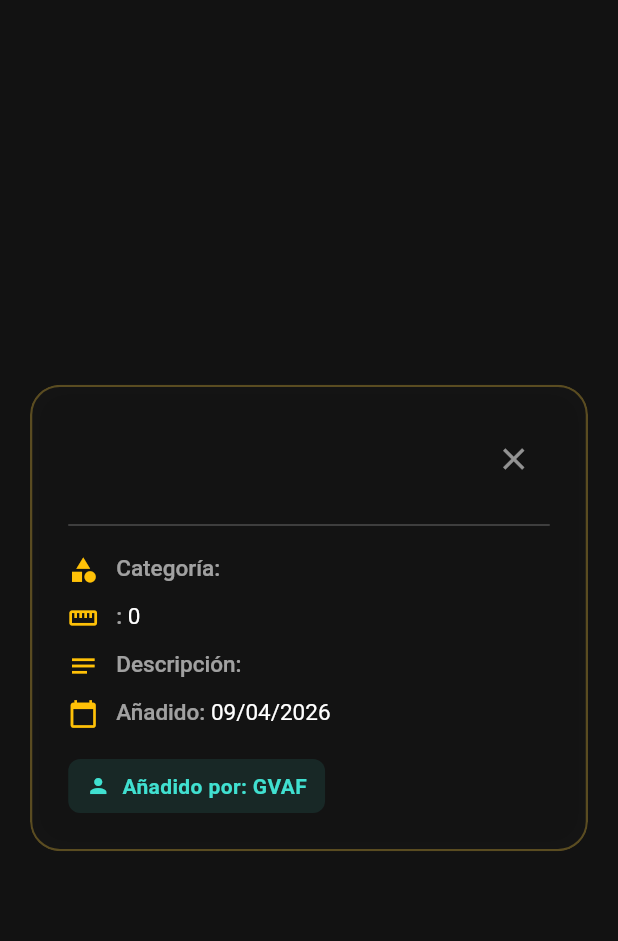
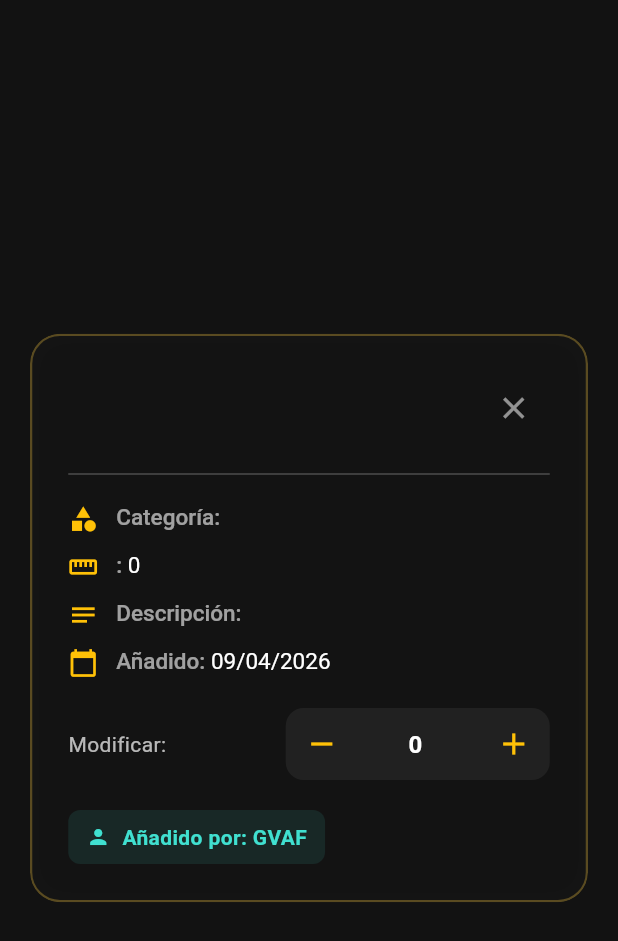
Before and after one commit to GV4F/MyH_Inventory, a Flutter app: the MoreModal widget shown alone on an empty page, opened directly with empty values, on a phone screen of 412 x 824 dp. Shown: the top 941 px of the screen. Run offline on Flutter 3.47's test engine with Material 3 defaults, Android fonts, the phone set to English and light mode, and no system bars; our stand-ins replace go_router, supabase_flutter; accounts and stored records are empty; Roboto replaces fonts that are missing (Montserrat).

Commit message:
Increase and decrease button has been added

```diff
--- a/lib/layout/modal_edit.dart
+++ b/lib/layout/modal_edit.dart
@@ -137,10 +137,10 @@ class _MoveItemModalState extends State<MoveItemModal> {
           child: Container(
             padding: const EdgeInsets.all(24),
             decoration: BoxDecoration(
-              color: const Color(0xFF151515).withOpacity(0.9),
+              color: const Color(0xFF151515).withValues(alpha: 0.9),
               borderRadius: BorderRadius.circular(20),
               border: Border.all(
-                color: const Color(0xFFFCCC3E).withOpacity(0.3),
+                color: const Color(0xFFFCCC3E).withValues(alpha: 0.3),
                 width: 1.5,
               ),
             ),
--- a/lib/layout/modal_more.dart
+++ b/lib/layout/modal_more.dart
@@ -1,4 +1,5 @@
 import 'package:flutter/material.dart';
+import 'package:flutter/services.dart';
 import 'dart:ui';
 import 'package:intl/intl.dart';
 
@@ -15,12 +16,37 @@ class MoreModal extends StatefulWidget {
 
 class _MoreModalState extends State<MoreModal> {
 
+  final TextEditingController _amountController = TextEditingController();
+  late int _amount;
+
+  @override
+  void initState() {
+    super.initState();
+    _amount = widget.item['quantity'] ?? 0;
+    _amountController.text = _amount.toString();
+  }
 
   String formatSupabaseDate(String dateString) {
     DateTime date = DateTime.parse(dateString);
 
     return DateFormat('dd/MM/yyyy').format(date);
   }
+
+  void _decrease() {
+    setState(() {
+      _amount--;
+      _amountController.text = _amount.toString();
+    });
+  }
+
+  void _increase() {
+    if (_amount == 0) return;
+    setState(() {
+      _amount++;
+      _amountController.text = _amount.toString();
+    });
+  }
+
 
   @override
   Widget build(BuildContext context) {
@@ -36,15 +62,15 @@ class _MoreModalState extends State<MoreModal> {
             child: Container(
               padding: const EdgeInsets.all(24),
               decoration: BoxDecoration(
-                color: const Color(0xFF151515).withOpacity(0.85),
+                color: const Color(0xFF151515).withValues(alpha: 0.85),
                 borderRadius: BorderRadius.circular(20),
                 border: Border.all(
-                  color: const Color(0xFFFCCC3E).withOpacity(0.3),
+                  color: const Color(0xFFFCCC3E).withValues(alpha: 0.3),
                   width: 1.5,
                 ),
                 boxShadow: [
                   BoxShadow(
-                    color: Colors.black.withOpacity(0.5),
+                    color: Colors.black.withValues(alpha: 0.5),
                     blurRadius: 20,
                     spreadRadius: 5,
                   ),
@@ -93,11 +119,63 @@ class _MoreModalState extends State<MoreModal> {
 
                   const SizedBox(height: 20),
 
+                  // --- Modify Amount Button ---
+                  Row(
+                    mainAxisAlignment: MainAxisAlignment.spaceBetween,
+                    children: [
+                      const Text('Modificar:', style: TextStyle(color: Colors.white70)),
+                      Container(
+                        decoration: BoxDecoration(
+                          color: const Color(0xFF212121),
+                          borderRadius: BorderRadius.circular(12),
+                        ),
+                        child: Row(
+                          children: [
+                            IconButton(
+                              icon: const Icon(Icons.remove, color: Colors.amber),
+                              onPressed: _decrease,
+                            ),
+                            SizedBox(
+                              width: 80,
+                              child: TextField(
+                                controller: _amountController,
+                                keyboardType: TextInputType.number,
+                                textAlign: TextAlign.center,
+                                style: const TextStyle(
+                                  color: Colors.white,
+                                  fontSize: 16,
+                                  fontWeight: FontWeight.bold,
+                                ),
+                                inputFormatters: [
+                                  FilteringTextInputFormatter.digitsOnly,
+                                ],
+                                decoration: InputDecoration(
+                                  isDense: true,
+                                  border: InputBorder.none,
+                                  suffixStyle: const TextStyle(color: Colors.white54, fontSize: 14),
+                                ),
+                                onChanged: (value) {
+                                  int val = int.tryParse(value) ?? 0;
+                                  setState(() => _amount = val);
+                                },
+                              ),
+                            ),
+                            IconButton(
+                              icon: const Icon(Icons.add, color: Colors.amber),
+                              onPressed: _increase,
+                            ),
+                          ],
+                        )
+                      ),
+                    ],
+                  ),
+
+                  const SizedBox(height: 20),
                   // --- FOOTER DEL MODAL ---
                   Container(
                     padding: const EdgeInsets.symmetric(horizontal: 12, vertical: 8),
                     decoration: BoxDecoration(
-                      color: const Color(0xFF40E0D0).withOpacity(0.1),
+                      color: const Color(0xFF40E0D0).withValues(alpha: 0.1),
                       borderRadius: BorderRadius.circular(8),
                     ),
                     child: Row(
```
